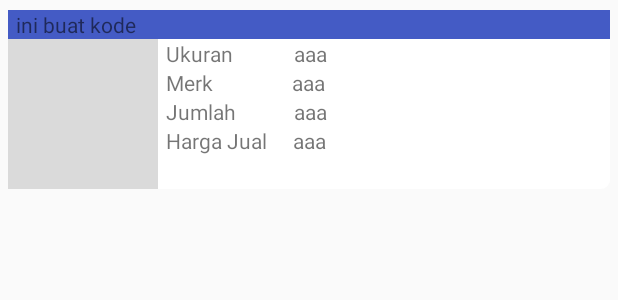
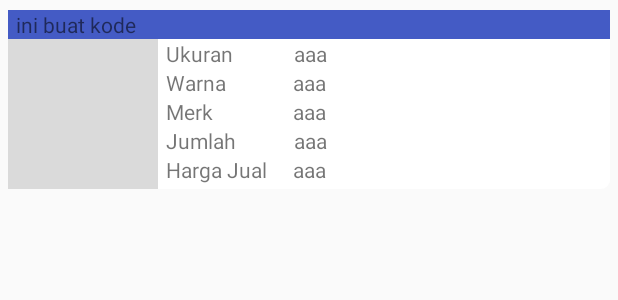
Before and after one commit to hawkjstn98/FinalProject, an Android app: the layout row_sendal.xml on its own in the app's theme, with its tools: preview values and no code run, on a phone screen of 412 x 824 dp. Shown: the top 300 px of the screen. Run offline under Robolectric (Android 15) with nearby library versions, the phone set to English and light mode, and no system bars.

Commit message:
Fix Transaction + Row Item layout

```diff
--- a/app/src/main/res/layout/activity_transaction.xml
+++ b/app/src/main/res/layout/activity_transaction.xml
@@ -199,7 +199,9 @@
                 android:textColor="@color/white"
                 app:layout_constraintTop_toBottomOf="@+id/field_jumlah"
                 app:layout_constraintStart_toStartOf="parent"
-                app:layout_constraintEnd_toEndOf="parent" app:layout_constraintHorizontal_bias="0.498">
+                app:layout_constraintEnd_toEndOf="parent"
+                app:layout_constraintBottom_toBottomOf="parent"
+                app:layout_constraintHorizontal_bias="0.498">
         </Button>
     </android.support.constraint.ConstraintLayout>
     <ScrollView
--- a/app/src/main/res/layout/row_sendal.xml
+++ b/app/src/main/res/layout/row_sendal.xml
@@ -17,7 +17,7 @@
                 android:background="@color/colorPrimary">
             <TextView
                     android:id="@+id/row_sendal_kode"
-                    android:paddingLeft="5dp"
+                    android:paddingStart="5dp"
                     android:layout_width="match_parent"
                     android:layout_height="wrap_content"
                     android:text="ini buat kode"/>
@@ -29,7 +29,8 @@
             <ImageView
                     android:layout_width="100dp"
                     android:layout_height="100dp"
-                    android:background="@color/editTextBackground"/>
+                    android:background="@color/editTextBackground"
+                    android:contentDescription="@null"/>
             <LinearLayout
                     android:orientation="vertical"
                     android:layout_width="match_parent"
@@ -43,11 +44,11 @@
                     <TextView
                             android:layout_width="wrap_content"
                             android:layout_height="wrap_content"
-                            android:text="Ukuran"
+                            android:text="@string/ukuran"
                             android:paddingRight="35dp"/>
                     <TextView
                             android:id="@+id/row_sendal_ukuran"
-                            android:paddingLeft="5dp"
+                            android:paddingStart="5dp"
                             android:layout_width="match_parent"
                             android:layout_height="wrap_content"
                             android:text="aaa"/>
@@ -56,15 +57,15 @@
                         android:orientation="horizontal"
                         android:layout_width="match_parent"
                         android:layout_height="wrap_content"
-                        android:paddingLeft="5dp">
+                        android:paddingStart="5dp">
                     <TextView
                             android:layout_width="wrap_content"
                             android:layout_height="wrap_content"
-                            android:text="Merk"
-                            android:paddingRight="47dp"/>
+                            android:text="@string/warna"
+                            android:paddingEnd="39dp"/>
                     <TextView
-                            android:id="@+id/row_sendal_merk"
-                            android:paddingLeft="5dp"
+                            android:id="@+id/row_sendal_warna"
+                            android:paddingStart="5dp"
                             android:layout_width="match_parent"
                             android:layout_height="wrap_content"
                             android:text="aaa"/>
@@ -73,15 +74,15 @@
                         android:orientation="horizontal"
                         android:layout_width="match_parent"
                         android:layout_height="wrap_content"
-                        android:paddingLeft="5dp">
+                        android:paddingStart="5dp">
                     <TextView
                             android:layout_width="wrap_content"
                             android:layout_height="wrap_content"
-                            android:text="Jumlah"
-                            android:paddingRight="33dp"/>
+                            android:text="@string/merk"
+                            android:paddingEnd="48dp"/>
                     <TextView
-                            android:id="@+id/row_sendal_jumlah"
-                            android:paddingLeft="5dp"
+                            android:id="@+id/row_sendal_merk"
+                            android:paddingStart="5dp"
                             android:layout_width="match_parent"
                             android:layout_height="wrap_content"
                             android:text="aaa"/>
@@ -90,19 +91,37 @@
                         android:orientation="horizontal"
                         android:layout_width="match_parent"
                         android:layout_height="wrap_content"
-                        android:paddingLeft="5dp">
+                        android:paddingStart="5dp">
                     <TextView
                             android:layout_width="wrap_content"
                             android:layout_height="wrap_content"
-                            android:text="Harga Jual"
-                            android:paddingRight="12dp"/>
+                            android:text="@string/jumlah"
+                            android:paddingEnd="33dp"/>
                     <TextView
-                            android:id="@+id/row_sendal_harga"
-                            android:paddingLeft="5dp"
+                            android:id="@+id/row_sendal_jumlah"
+                            android:paddingStart="5dp"
                             android:layout_width="match_parent"
                             android:layout_height="wrap_content"
                             android:text="aaa"/>
                 </LinearLayout>
+                <LinearLayout
+                        android:orientation="horizontal"
+                        android:layout_width="match_parent"
+                        android:layout_height="wrap_content"
+                        android:paddingStart="5dp">
+                    <TextView
+                            android:layout_width="wrap_content"
+                            android:layout_height="wrap_content"
+                            android:text="@string/harga_jual"
+                            android:paddingEnd="12dp"/>
+                    <TextView
+                            android:id="@+id/row_sendal_harga"
+                            android:paddingStart="5dp"
+                            android:layout_width="match_parent"
+                            android:layout_height="wrap_content"
+                            android:text="aaa"/>
+                </LinearLayout>
+
             </LinearLayout>
         </LinearLayout>
     </LinearLayout>
--- a/app/src/main/res/values/strings.xml
+++ b/app/src/main/res/values/strings.xml
@@ -13,4 +13,6 @@
     <string name="next">next</string>
     <string name="search">Search</string>
     <string name="confirm">Confirm</string>
+    <string name="merk">Merk</string>
+    <string name="harga_jual">Harga Jual</string>
 </resources>
```
